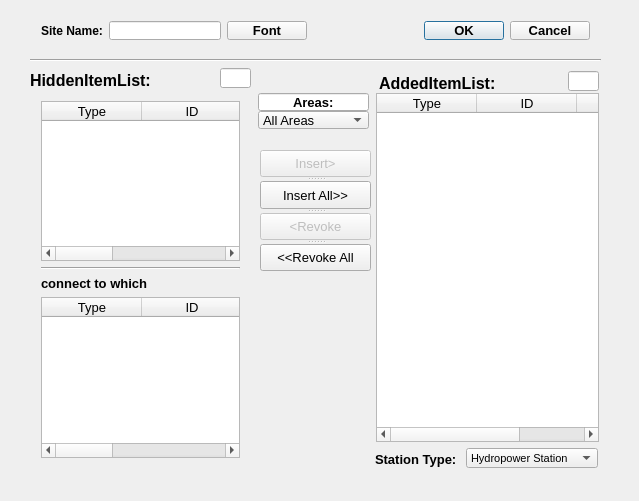
The window that GSCD/adddialog.ui (fzlgejiao/PowerTool) describes before a commit, drawn with Qt 5.
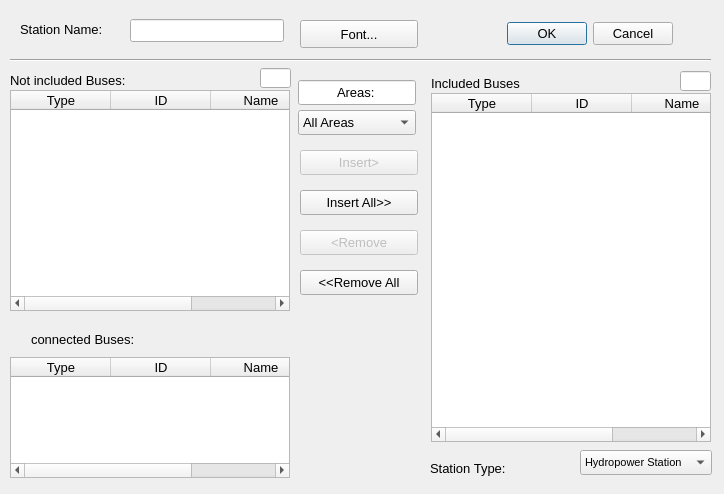
The same window after the commit.

Commit message: 1) change add/edit station dialog

Diff of the .ui file:
```diff
--- a/GSCD/adddialog.ui
+++ b/GSCD/adddialog.ui
@@ -6,8 +6,8 @@
    <rect>
     <x>0</x>
     <y>0</y>
-    <width>639</width>
-    <height>501</height>
+    <width>724</width>
+    <height>494</height>
    </rect>
   </property>
   <property name="windowTitle">
@@ -19,113 +19,30 @@
   <widget class="QLabel" name="label">
    <property name="geometry">
     <rect>
-     <x>30</x>
+     <x>10</x>
      <y>70</y>
-     <width>135</width>
+     <width>181</width>
      <height>20</height>
     </rect>
    </property>
    <property name="font">
     <font>
      <family>Arial</family>
-     <pointsize>12</pointsize>
-     <weight>75</weight>
-     <bold>true</bold>
+     <pointsize>10</pointsize>
+     <weight>50</weight>
+     <bold>false</bold>
     </font>
    </property>
    <property name="text">
-    <string>HiddenItemList:</string>
+    <string>Not included Buses:</string>
    </property>
   </widget>
-  <widget class="QWidget" name="horizontalLayoutWidget_2">
-   <property name="geometry">
-    <rect>
-     <x>30</x>
-     <y>10</y>
-     <width>571</width>
-     <height>41</height>
-    </rect>
-   </property>
-   <layout class="QHBoxLayout" name="horizontalLayout_2">
-    <item>
-     <widget class="QLabel" name="label_3">
-      <property name="font">
-       <font>
-        <family>Arial</family>
-        <pointsize>9</pointsize>
-        <weight>75</weight>
-        <bold>true</bold>
-       </font>
-      </property>
-      <property name="text">
-       <string>Site Name:</string>
-      </property>
-     </widget>
-    </item>
-    <item>
-     <widget class="QLineEdit" name="lineEdit_name">
-      <property name="font">
-       <font>
-        <family>Arial</family>
-        <pointsize>9</pointsize>
-       </font>
-      </property>
-      <property name="text">
-       <string/>
-      </property>
-     </widget>
-    </item>
-    <item>
-     <widget class="QPushButton" name="pushButton_font">
-      <property name="font">
-       <font>
-        <family>Arial</family>
-        <pointsize>10</pointsize>
-        <weight>75</weight>
-        <bold>true</bold>
-       </font>
-      </property>
-      <property name="text">
-       <string>Font</string>
-      </property>
-     </widget>
-    </item>
-    <item>
-     <spacer name="horizontalSpacer">
-      <property name="orientation">
-       <enum>Qt::Horizontal</enum>
-      </property>
-      <property name="sizeHint" stdset="0">
-       <size>
-        <width>40</width>
-        <height>20</height>
-       </size>
-      </property>
-     </spacer>
-    </item>
-    <item>
-     <widget class="QDialogButtonBox" name="buttonBox">
-      <property name="font">
-       <font>
-        <family>Arial</family>
-        <pointsize>10</pointsize>
-        <weight>75</weight>
-        <bold>true</bold>
-       </font>
-      </property>
-      <property name="standardButtons">
-       <set>QDialogButtonBox::Cancel|QDialogButtonBox::Ok</set>
-      </property>
-     </widget>
-    </item>
-   </layout>
-  </widget>
   <widget class="Line" name="line">
    <property name="geometry">
     <rect>
-     <x>30</x>
+     <x>10</x>
      <y>50</y>
-     <width>571</width>
+     <width>701</width>
      <height>20</height>
     </rect>
    </property>
@@ -136,28 +53,28 @@
   <widget class="QLabel" name="label_2">
    <property name="geometry">
     <rect>
-     <x>379</x>
+     <x>431</x>
      <y>73</y>
-     <width>126</width>
+     <width>161</width>
      <height>20</height>
     </rect>
    </property>
    <property name="font">
     <font>
      <family>Arial</family>
-     <pointsize>12</pointsize>
-     <weight>75</weight>
-     <bold>true</bold>
+     <pointsize>10</pointsize>
+     <weight>50</weight>
+     <bold>false</bold>
     </font>
    </property>
    <property name="text">
-    <string>AddedItemList:</string>
+    <string>Included Buses</string>
    </property>
   </widget>
   <widget class="QLineEdit" name="lineEdit_addedCnt">
    <property name="geometry">
     <rect>
-     <x>568</x>
+     <x>680</x>
      <y>71</y>
      <width>31</width>
      <height>20</height>
@@ -176,7 +93,7 @@
   <widget class="QLineEdit" name="lineEdit_hiddenCnt">
    <property name="geometry">
     <rect>
-     <x>220</x>
+     <x>260</x>
      <y>68</y>
      <width>31</width>
      <height>20</height>
@@ -192,96 +109,12 @@
     <bool>true</bool>
    </property>
   </widget>
-  <widget class="QWidget" name="layoutWidget">
-   <property name="geometry">
-    <rect>
-     <x>30</x>
-     <y>90</y>
-     <width>221</width>
-     <height>379</height>
-    </rect>
-   </property>
-   <layout class="QVBoxLayout" name="verticalLayout_2">
-    <item>
-     <widget class="QTableWidget" name="tableWidget_hidden">
-      <property name="font">
-       <font>
-        <family>Arial</family>
-        <pointsize>10</pointsize>
-       </font>
-      </property>
-      <column>
-       <property name="text">
-        <string>Type</string>
-       </property>
-      </column>
-      <column>
-       <property name="text">
-        <string>ID</string>
-       </property>
-      </column>
-      <column>
-       <property name="text">
-        <string>Name</string>
-       </property>
-      </column>
-     </widget>
-    </item>
-    <item>
-     <widget class="Line" name="line_2">
-      <property name="orientation">
-       <enum>Qt::Horizontal</enum>
-      </property>
-     </widget>
-    </item>
-    <item>
-     <widget class="QLabel" name="label_branch">
-      <property name="font">
-       <font>
-        <family>Arial</family>
-        <pointsize>10</pointsize>
-        <weight>75</weight>
-        <bold>true</bold>
-       </font>
-      </property>
-      <property name="text">
-       <string>connect to which</string>
-      </property>
-     </widget>
-    </item>
-    <item>
-     <widget class="QTableWidget" name="tableWidget_branch">
-      <property name="font">
-       <font>
-        <family>Arial</family>
-        <pointsize>10</pointsize>
-       </font>
-      </property>
-      <column>
-       <property name="text">
-        <string>Type</string>
-       </property>
-      </column>
-      <column>
-       <property name="text">
-        <string>ID</string>
-       </property>
-      </column>
-      <column>
-       <property name="text">
-        <string>Name</string>
-       </property>
-      </column>
-     </widget>
-    </item>
-   </layout>
-  </widget>
   <widget class="QTableWidget" name="tableWidget_added">
    <property name="geometry">
     <rect>
-     <x>376</x>
+     <x>431</x>
      <y>93</y>
-     <width>223</width>
+     <width>280</width>
      <height>349</height>
     </rect>
    </property>
@@ -307,84 +140,21 @@
     </property>
    </column>
   </widget>
-  <widget class="QSplitter" name="splitter_2">
-   <property name="geometry">
-    <rect>
-     <x>260</x>
-     <y>150</y>
-     <width>111</width>
-     <height>121</height>
-    </rect>
-   </property>
-   <property name="orientation">
-    <enum>Qt::Vertical</enum>
-   </property>
-   <widget class="QPushButton" name="pushButton_add">
-    <property name="enabled">
-     <bool>false</bool>
-    </property>
-    <property name="font">
-     <font>
-      <family>Arial</family>
-      <pointsize>10</pointsize>
-     </font>
-    </property>
-    <property name="text">
-     <string>Insert&gt;</string>
-    </property>
-   </widget>
-   <widget class="QPushButton" name="pushButton_addall">
-    <property name="font">
-     <font>
-      <family>Arial</family>
-      <pointsize>10</pointsize>
-     </font>
-    </property>
-    <property name="text">
-     <string>Insert All&gt;&gt;</string>
-    </property>
-   </widget>
-   <widget class="QPushButton" name="pushButton_remove">
-    <property name="enabled">
-     <bool>false</bool>
-    </property>
-    <property name="font">
-     <font>
-      <family>Arial</family>
-      <pointsize>10</pointsize>
-     </font>
-    </property>
-    <property name="text">
-     <string>&lt;Revoke</string>
-    </property>
-   </widget>
-   <widget class="QPushButton" name="pushButton_removeall">
-    <property name="font">
-     <font>
-      <family>Arial</family>
-      <pointsize>10</pointsize>
-     </font>
-    </property>
-    <property name="text">
-     <string>&lt;&lt;Revoke All</string>
-    </property>
-   </widget>
-  </widget>
   <widget class="QLineEdit" name="lineEdit_area">
    <property name="geometry">
     <rect>
-     <x>258</x>
-     <y>93</y>
-     <width>111</width>
-     <height>18</height>
+     <x>298</x>
+     <y>80</y>
+     <width>118</width>
+     <height>25</height>
     </rect>
    </property>
    <property name="font">
     <font>
      <family>Arial</family>
      <pointsize>10</pointsize>
-     <weight>75</weight>
-     <bold>true</bold>
+     <weight>50</weight>
+     <bold>false</bold>
     </font>
    </property>
    <property name="text">
@@ -400,10 +170,10 @@
   <widget class="QComboBox" name="comboBox_areas">
    <property name="geometry">
     <rect>
-     <x>258</x>
-     <y>111</y>
-     <width>111</width>
-     <height>18</height>
+     <x>298</x>
+     <y>110</y>
+     <width>118</width>
+     <height>25</height>
     </rect>
    </property>
    <property name="font">
@@ -421,10 +191,10 @@
   <widget class="QComboBox" name="comboBox_StatType">
    <property name="geometry">
     <rect>
-     <x>466</x>
-     <y>448</y>
+     <x>580</x>
+     <y>450</y>
      <width>132</width>
-     <height>20</height>
+     <height>25</height>
     </rect>
    </property>
    <property name="font">
@@ -447,9 +217,9 @@
   <widget class="QLabel" name="label_4">
    <property name="geometry">
     <rect>
-     <x>375</x>
-     <y>451</y>
-     <width>84</width>
+     <x>430</x>
+     <y>460</y>
+     <width>131</width>
      <height>16</height>
     </rect>
    </property>
@@ -457,14 +227,261 @@
     <font>
      <family>Arial</family>
      <pointsize>10</pointsize>
-     <weight>75</weight>
-     <bold>true</bold>
+     <weight>50</weight>
+     <bold>false</bold>
     </font>
    </property>
    <property name="text">
     <string>Station Type:</string>
    </property>
   </widget>
+  <widget class="QPushButton" name="pushButton_add">
+   <property name="enabled">
+    <bool>false</bool>
+   </property>
+   <property name="geometry">
+    <rect>
+     <x>300</x>
+     <y>150</y>
+     <width>118</width>
+     <height>25</height>
+    </rect>
+   </property>
+   <property name="font">
+    <font>
+     <family>Arial</family>
+     <pointsize>10</pointsize>
+    </font>
+   </property>
+   <property name="text">
+    <string>Insert&gt;</string>
+   </property>
+  </widget>
+  <widget class="QPushButton" name="pushButton_addall">
+   <property name="geometry">
+    <rect>
+     <x>300</x>
+     <y>190</y>
+     <width>118</width>
+     <height>25</height>
+    </rect>
+   </property>
+   <property name="font">
+    <font>
+     <family>Arial</family>
+     <pointsize>10</pointsize>
+    </font>
+   </property>
+   <property name="text">
+    <string>Insert All&gt;&gt;</string>
+   </property>
+  </widget>
+  <widget class="QPushButton" name="pushButton_removeall">
+   <property name="geometry">
+    <rect>
+     <x>300</x>
+     <y>270</y>
+     <width>118</width>
+     <height>25</height>
+    </rect>
+   </property>
+   <property name="font">
+    <font>
+     <family>Arial</family>
+     <pointsize>10</pointsize>
+    </font>
+   </property>
+   <property name="text">
+    <string>&lt;&lt;Remove All</string>
+   </property>
+  </widget>
+  <widget class="QPushButton" name="pushButton_remove">
+   <property name="enabled">
+    <bool>false</bool>
+   </property>
+   <property name="geometry">
+    <rect>
+     <x>300</x>
+     <y>230</y>
+     <width>118</width>
+     <height>25</height>
+    </rect>
+   </property>
+   <property name="font">
+    <font>
+     <family>Arial</family>
+     <pointsize>10</pointsize>
+    </font>
+   </property>
+   <property name="text">
+    <string>&lt;Remove</string>
+   </property>
+  </widget>
+  <widget class="QTableWidget" name="tableWidget_hidden">
+   <property name="geometry">
+    <rect>
+     <x>10</x>
+     <y>90</y>
+     <width>280</width>
+     <height>221</height>
+    </rect>
+   </property>
+   <property name="font">
+    <font>
+     <family>Arial</family>
+     <pointsize>10</pointsize>
+    </font>
+   </property>
+   <column>
+    <property name="text">
+     <string>Type</string>
+    </property>
+   </column>
+   <column>
+    <property name="text">
+     <string>ID</string>
+    </property>
+   </column>
+   <column>
+    <property name="text">
+     <string>Name</string>
+    </property>
+   </column>
+  </widget>
+  <widget class="QLabel" name="label_branch">
+   <property name="geometry">
+    <rect>
+     <x>31</x>
+     <y>330</y>
+     <width>135</width>
+     <height>19</height>
+    </rect>
+   </property>
+   <property name="font">
+    <font>
+     <family>Arial</family>
+     <pointsize>10</pointsize>
+     <weight>50</weight>
+     <bold>false</bold>
+    </font>
+   </property>
+   <property name="text">
+    <string>connected Buses:</string>
+   </property>
+  </widget>
+  <widget class="QTableWidget" name="tableWidget_branch">
+   <property name="geometry">
+    <rect>
+     <x>10</x>
+     <y>357</y>
+     <width>280</width>
+     <height>121</height>
+    </rect>
+   </property>
+   <property name="font">
+    <font>
+     <family>Arial</family>
+     <pointsize>10</pointsize>
+    </font>
+   </property>
+   <column>
+    <property name="text">
+     <string>Type</string>
+    </property>
+   </column>
+   <column>
+    <property name="text">
+     <string>ID</string>
+    </property>
+   </column>
+   <column>
+    <property name="text">
+     <string>Name</string>
+    </property>
+   </column>
+  </widget>
+  <widget class="QLabel" name="label_3">
+   <property name="geometry">
+    <rect>
+     <x>20</x>
+     <y>20</y>
+     <width>104</width>
+     <height>19</height>
+    </rect>
+   </property>
+   <property name="font">
+    <font>
+     <family>Arial</family>
+     <pointsize>10</pointsize>
+     <weight>50</weight>
+     <bold>false</bold>
+    </font>
+   </property>
+   <property name="text">
+    <string>Station Name:</string>
+   </property>
+  </widget>
+  <widget class="QLineEdit" name="lineEdit_name">
+   <property name="geometry">
+    <rect>
+     <x>130</x>
+     <y>19</y>
+     <width>154</width>
+     <height>23</height>
+    </rect>
+   </property>
+   <property name="font">
+    <font>
+     <family>Arial</family>
+     <pointsize>9</pointsize>
+    </font>
+   </property>
+   <property name="text">
+    <string/>
+   </property>
+  </widget>
+  <widget class="QPushButton" name="pushButton_font">
+   <property name="geometry">
+    <rect>
+     <x>300</x>
+     <y>20</y>
+     <width>118</width>
+     <height>28</height>
+    </rect>
+   </property>
+   <property name="font">
+    <font>
+     <family>Arial</family>
+     <pointsize>10</pointsize>
+     <weight>50</weight>
+     <bold>false</bold>
+    </font>
+   </property>
+   <property name="text">
+    <string>Font...</string>
+   </property>
+  </widget>
+  <widget class="QDialogButtonBox" name="buttonBox">
+   <property name="geometry">
+    <rect>
+     <x>480</x>
+     <y>20</y>
+     <width>193</width>
+     <height>28</height>
+    </rect>
+   </property>
+   <property name="font">
+    <font>
+     <family>Arial</family>
+     <pointsize>10</pointsize>
+     <weight>50</weight>
+     <bold>false</bold>
+    </font>
+   </property>
+   <property name="standardButtons">
+    <set>QDialogButtonBox::Cancel|QDialogButtonBox::Ok</set>
+   </property>
+  </widget>
  </widget>
  <layoutdefault spacing="6" margin="11"/>
  <resources/>
```
The commit also changes 2 other files.
